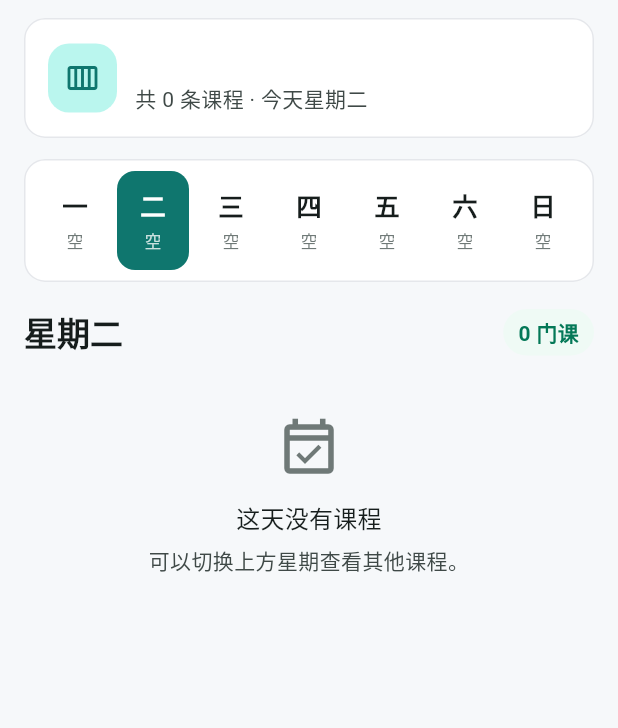
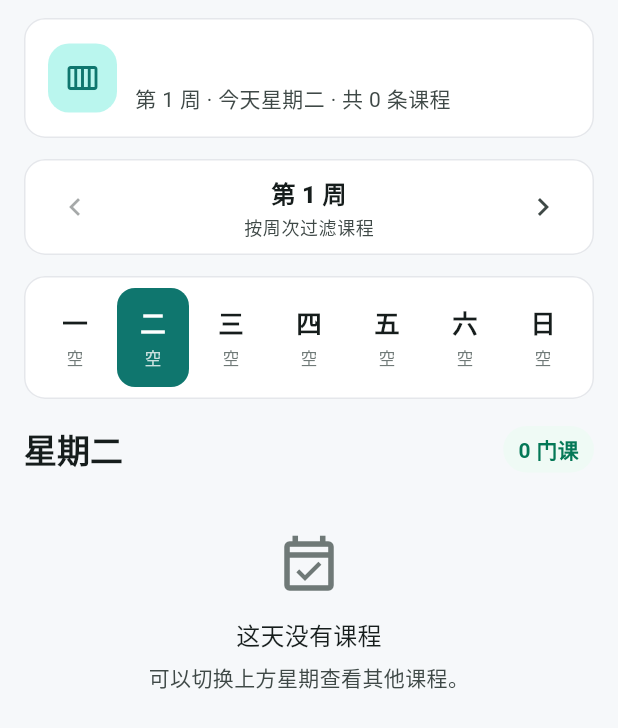
Before and after one commit to GSQZ/xllite, a Flutter app: the _ScheduleCalendar widget shown alone on an empty page, opened directly with empty values, on a phone screen of 412 x 824 dp. Shown: the top 728 px of the screen. Run offline on Flutter 3.47's test engine with Material 3 defaults, Android fonts, the phone set to English and light mode, and no system bars; our stand-ins replace dio, flutter_riverpod, flutter_secure_storage, go_router; accounts and stored records are empty.

Commit message:
Filter schedule by teaching week

```diff
--- a/lib/features/schedule/schedule_page.dart
+++ b/lib/features/schedule/schedule_page.dart
@@ -39,7 +39,15 @@ class _ScheduleCalendar extends StatefulWidget {
 }
 
 class _ScheduleCalendarState extends State<_ScheduleCalendar> {
-  late int _selectedDay = _initialDayIndex();
+  late int _selectedDay;
+  late int _selectedWeek;
+
+  @override
+  void initState() {
+    super.initState();
+    _selectedDay = _initialDayIndex();
+    _selectedWeek = _initialTeachingWeek(widget.term);
+  }
 
   static const _days = [
     _WeekDay('一', '星期一'),
@@ -63,6 +71,12 @@ class _ScheduleCalendarState extends State<_ScheduleCalendar> {
           term: widget.term,
           totalCount: widget.courses.length,
           todayIndex: _initialDayIndex(),
+          selectedWeek: _selectedWeek,
+        ),
+        const SizedBox(height: 14),
+        _WeekCalibrator(
+          selectedWeek: _selectedWeek,
+          onChanged: (week) => setState(() => _selectedWeek = week),
         ),
         const SizedBox(height: 14),
         _WeekStrip(
@@ -90,9 +104,10 @@ class _ScheduleCalendarState extends State<_ScheduleCalendar> {
     final day = _days[dayIndex];
     final courses = widget.courses.where((course) {
       final courseDay = textValue(course['day'], fallback: '');
-      return courseDay.contains(day.fullName) ||
+      final matchesDay = courseDay.contains(day.fullName) ||
           courseDay.contains('周${day.shortName}') ||
           courseDay.contains('星期${day.shortName}');
+      return matchesDay && _courseMatchesWeek(course, _selectedWeek);
     }).toList();
 
     courses.sort((a, b) => _courseStart(a).compareTo(_courseStart(b)));
@@ -129,6 +144,86 @@ class _ScheduleCalendarState extends State<_ScheduleCalendar> {
         ? weekday - 1
         : 0;
   }
+
+  static int _initialTeachingWeek(String term) {
+    final now = DateTime.now();
+    final match = RegExp(r'(\d{4})-(\d{4})-(\d)').firstMatch(term);
+    if (match == null) {
+      return 1;
+    }
+
+    final firstYear = int.tryParse(match.group(1) ?? '');
+    final secondYear = int.tryParse(match.group(2) ?? '');
+    final termIndex = int.tryParse(match.group(3) ?? '');
+    if (firstYear == null || secondYear == null || termIndex == null) {
+      return 1;
+    }
+
+    final start = termIndex == 1
+        ? _firstMondayOfMonth(firstYear, DateTime.september)
+        : _firstMondayOfMonth(secondYear, DateTime.march);
+    final days = now.difference(start).inDays;
+    if (days < 0) {
+      return 1;
+    }
+    return (days ~/ 7 + 1).clamp(1, 25);
+  }
+
+  static DateTime _firstMondayOfMonth(int year, int month) {
+    var date = DateTime(year, month);
+    while (date.weekday != DateTime.monday) {
+      date = date.add(const Duration(days: 1));
+    }
+    return date;
+  }
+
+  bool _courseMatchesWeek(Map<String, dynamic> course, int week) {
+    final weeks = textValue(course['weeks'], fallback: '');
+    if (weeks.isEmpty || weeks == '-') {
+      return true;
+    }
+    return _weekTextContainsWeek(weeks, week);
+  }
+
+  bool _weekTextContainsWeek(String text, int week) {
+    final normalized = text
+        .replaceAll('－', '-')
+        .replaceAll('—', '-')
+        .replaceAll('~', '-')
+        .replaceAll('～', '-')
+        .replaceAll('至', '-')
+        .replaceAll('到', '-');
+
+    if ((normalized.contains('单') || normalized.toLowerCase().contains('odd')) &&
+        week.isEven) {
+      return false;
+    }
+    if ((normalized.contains('双') || normalized.toLowerCase().contains('even')) &&
+        week.isOdd) {
+      return false;
+    }
+
+    var withoutRanges = normalized;
+    var hasNumbers = false;
+    for (final match in RegExp(r'(\d+)\s*-\s*(\d+)').allMatches(normalized)) {
+      hasNumbers = true;
+      final start = int.tryParse(match.group(1) ?? '');
+      final end = int.tryParse(match.group(2) ?? '');
+      if (start != null && end != null && week >= start && week <= end) {
+        return true;
+      }
+      withoutRanges = withoutRanges.replaceFirst(match.group(0) ?? '', ' ');
+    }
+
+    for (final match in RegExp(r'\d+').allMatches(withoutRanges)) {
+      hasNumbers = true;
+      if (int.tryParse(match.group(0) ?? '') == week) {
+        return true;
+      }
+    }
+
+    return !hasNumbers;
+  }
 }
 
 class _WeekDay {
@@ -143,11 +238,13 @@ class _TermHeader extends StatelessWidget {
     required this.term,
     required this.totalCount,
     required this.todayIndex,
+    required this.selectedWeek,
   });
 
   final String term;
   final int totalCount;
   final int todayIndex;
+  final int selectedWeek;
 
   @override
   Widget build(BuildContext context) {
@@ -180,13 +277,67 @@ class _TermHeader extends StatelessWidget {
                   ),
                   const SizedBox(height: 3),
                   Text(
-                    '共 $totalCount 条课程 · 今天星期${_ScheduleCalendarState._days[todayIndex].shortName}',
+                    '第 $selectedWeek 周 · 今天星期${_ScheduleCalendarState._days[todayIndex].shortName} · 共 $totalCount 条课程',
                     style: Theme.of(context).textTheme.bodyMedium?.copyWith(
                           color: colors.onSurfaceVariant,
                         ),
                   ),
                 ],
               ),
+            ),
+          ],
+        ),
+      ),
+    );
+  }
+}
+
+class _WeekCalibrator extends StatelessWidget {
+  const _WeekCalibrator({
+    required this.selectedWeek,
+    required this.onChanged,
+  });
+
+  final int selectedWeek;
+  final ValueChanged<int> onChanged;
+
+  @override
+  Widget build(BuildContext context) {
+    final colors = Theme.of(context).colorScheme;
+
+    return Card(
+      child: Padding(
+        padding: const EdgeInsets.symmetric(horizontal: 10, vertical: 8),
+        child: Row(
+          children: [
+            IconButton(
+              onPressed: selectedWeek <= 1 ? null : () => onChanged(selectedWeek - 1),
+              icon: const Icon(Icons.chevron_left),
+              tooltip: '上一周',
+            ),
+            Expanded(
+              child: Column(
+                children: [
+                  Text(
+                    '第 $selectedWeek 周',
+                    style: Theme.of(context).textTheme.titleMedium?.copyWith(
+                          fontWeight: FontWeight.w800,
+                        ),
+                  ),
+                  const SizedBox(height: 2),
+                  Text(
+                    '按周次过滤课程',
+                    style: Theme.of(context).textTheme.bodySmall?.copyWith(
+                          color: colors.onSurfaceVariant,
+                        ),
+                  ),
+                ],
+              ),
+            ),
+            IconButton(
+              onPressed: selectedWeek >= 25 ? null : () => onChanged(selectedWeek + 1),
+              icon: const Icon(Icons.chevron_right),
+              tooltip: '下一周',
             ),
           ],
         ),
```
